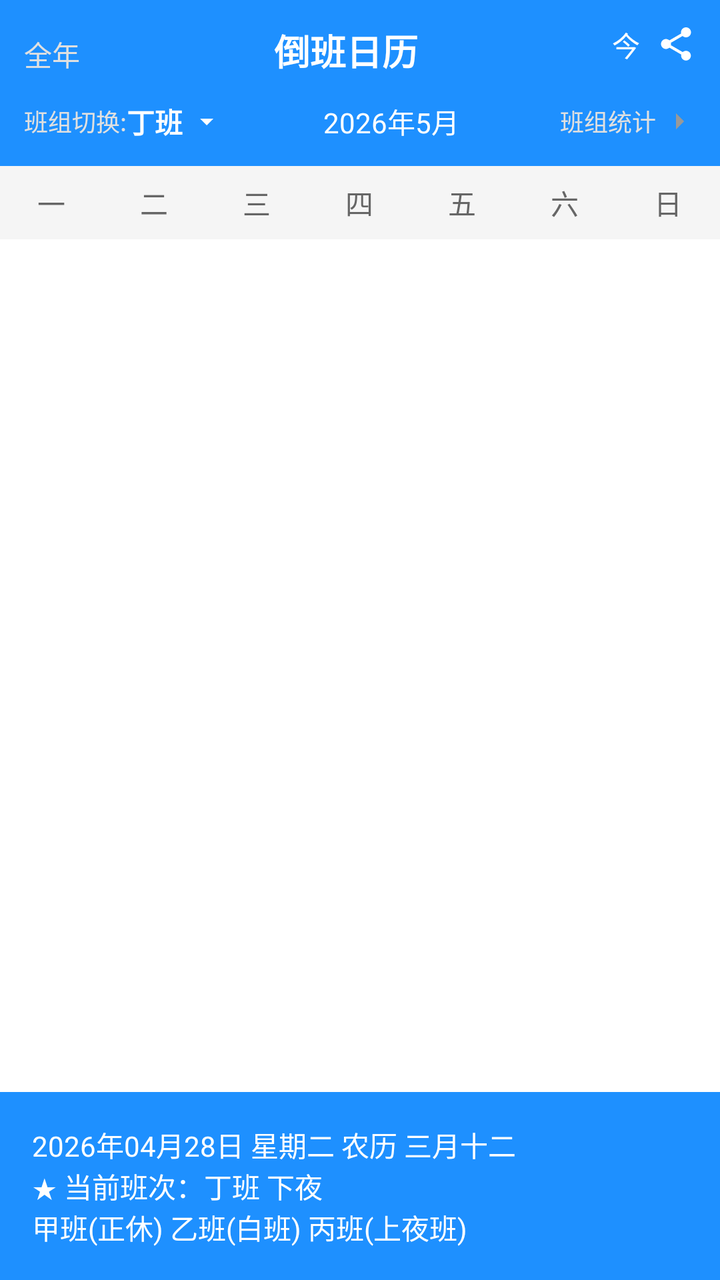
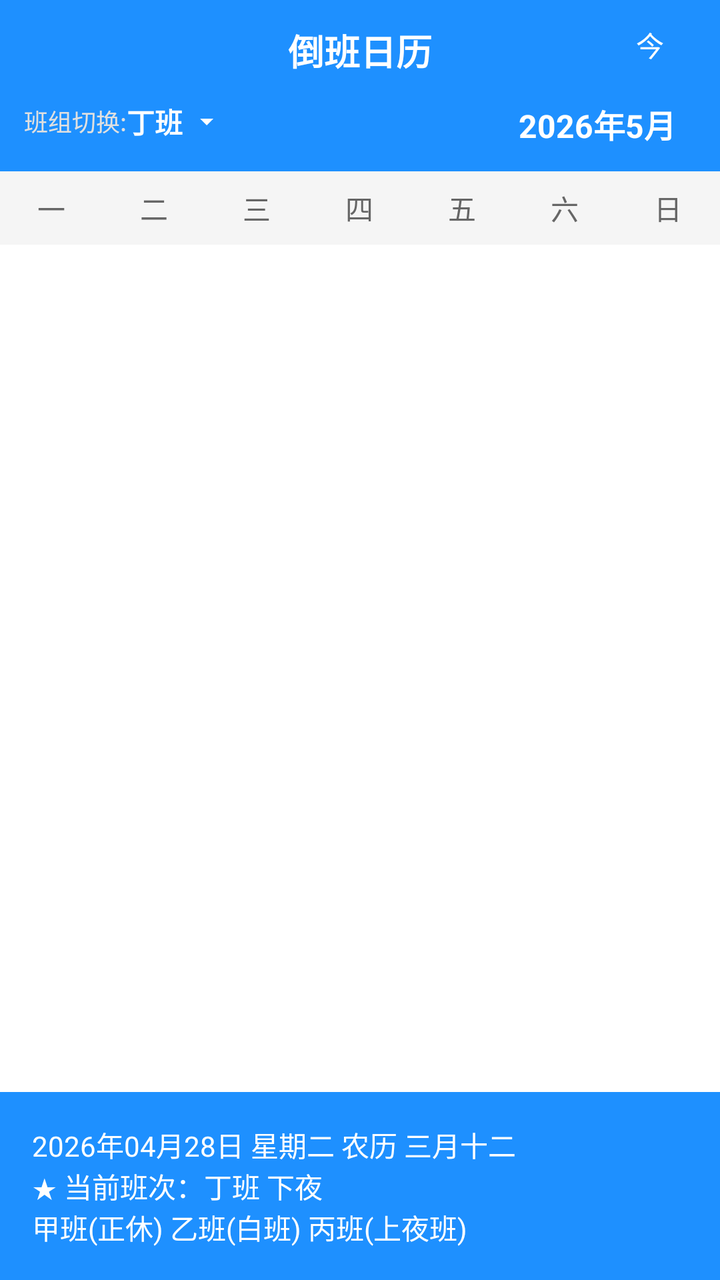

Two renders of the same Android screen: before a commit and after it. Below are the layout's source before the change and the commit's diff.
<!-- AndroidManifest.xml: application theme Theme.MyApplication -->
<!-- res/layout/fragment_calendar.xml -->
<?xml version="1.0" encoding="utf-8"?>
<LinearLayout xmlns:android="http://schemas.android.com/apk/res/android"
    android:layout_width="match_parent"
    android:layout_height="match_parent"
    android:orientation="vertical">

    <LinearLayout
        android:layout_width="match_parent"
        android:layout_height="wrap_content"
        android:background="#1E90FF"
        android:orientation="vertical">

        <LinearLayout
            android:layout_width="match_parent"
            android:layout_height="wrap_content"
            android:orientation="horizontal"
            android:padding="12dp">

            <TextView
                android:id="@+id/btn_view_year"
                android:layout_width="wrap_content"
                android:layout_height="wrap_content"
                android:text="全年"
                android:textColor="#E0E0E0"
                android:textSize="14sp" />

            <TextView
                android:id="@+id/title"
                android:layout_width="0dp"
                android:layout_height="wrap_content"
                android:layout_weight="1"
                android:gravity="center"
                android:text="倒班日历"
                android:textColor="#FFFFFF"
                android:textSize="18sp"
                android:textStyle="bold" />

            <LinearLayout
                android:layout_width="wrap_content"
                android:layout_height="wrap_content"
                android:orientation="horizontal">

                <TextView
                    android:id="@+id/today_text"
                    android:layout_width="wrap_content"
                    android:layout_height="wrap_content"
                    android:text="今"
                    android:textColor="#FFFFFF"
                    android:textSize="14sp" />

                <ImageView
                    android:id="@+id/btn_share"
                    android:layout_width="20dp"
                    android:layout_height="20dp"
                    android:layout_marginLeft="8dp"
                    android:src="@drawable/ic_share" />
            </LinearLayout>
        </LinearLayout>

        <LinearLayout
            android:layout_width="match_parent"
            android:layout_height="wrap_content"
            android:orientation="horizontal"
            android:paddingLeft="12dp"
            android:paddingRight="12dp"
            android:paddingBottom="12dp">

            <LinearLayout
                android:id="@+id/group_switch_container"
                android:layout_width="wrap_content"
                android:layout_height="match_parent"
                android:gravity="center_vertical"
                android:orientation="horizontal"
                android:clickable="true"
                android:focusable="true">

                <TextView
                    android:layout_width="wrap_content"
                    android:layout_height="wrap_content"
                    android:text="班组切换:"
                    android:textColor="#E0E0E0"
                    android:textSize="12sp" />

                <TextView
                    android:id="@+id/group_name"
                    android:layout_width="wrap_content"
                    android:layout_height="wrap_content"
                    android:text="丁班"
                    android:textColor="#FFFFFF"
                    android:textSize="14sp"
                    android:textStyle="bold" />

                <ImageView
                    android:layout_width="16dp"
                    android:layout_height="16dp"
                    android:layout_marginLeft="4dp"
                    android:src="@drawable/ic_dropdown" />
            </LinearLayout>

            <TextView
                android:id="@+id/month_title"
                android:layout_width="0dp"
                android:layout_height="wrap_content"
                android:layout_weight="1"
                android:gravity="center"
                android:text="2026年5月"
                android:textColor="#FFFFFF"
                android:textSize="14sp" />

            <LinearLayout
                android:layout_width="wrap_content"
                android:layout_height="match_parent"
                android:gravity="center_vertical"
                android:orientation="horizontal">

                <TextView
                    android:id="@+id/group_statistics"
                    android:layout_width="wrap_content"
                    android:layout_height="wrap_content"
                    android:text="班组统计"
                    android:textColor="#E0E0E0"
                    android:textSize="12sp" />

                <ImageView
                    android:layout_width="16dp"
                    android:layout_height="16dp"
                    android:layout_marginLeft="4dp"
                    android:src="@drawable/ic_arrow_right" />
            </LinearLayout>
        </LinearLayout>
    </LinearLayout>

    <LinearLayout
        android:layout_width="match_parent"
        android:layout_height="wrap_content"
        android:background="#F5F5F5"
        android:orientation="horizontal">

        <TextView
            android:layout_width="0dp"
            android:layout_height="wrap_content"
            android:layout_weight="1"
            android:gravity="center"
            android:padding="8dp"
            android:text="一"
            android:textColor="#666666"
            android:textSize="14sp" />

        <TextView
            android:layout_width="0dp"
            android:layout_height="wrap_content"
            android:layout_weight="1"
            android:gravity="center"
            android:padding="8dp"
            android:text="二"
            android:textColor="#666666"
            android:textSize="14sp" />

        <TextView
            android:layout_width="0dp"
            android:layout_height="wrap_content"
            android:layout_weight="1"
            android:gravity="center"
            android:padding="8dp"
            android:text="三"
            android:textColor="#666666"
            android:textSize="14sp" />

        <TextView
            android:layout_width="0dp"
            android:layout_height="wrap_content"
            android:layout_weight="1"
            android:gravity="center"
            android:padding="8dp"
            android:text="四"
            android:textColor="#666666"
            android:textSize="14sp" />

        <TextView
            android:layout_width="0dp"
            android:layout_height="wrap_content"
            android:layout_weight="1"
            android:gravity="center"
            android:padding="8dp"
            android:text="五"
            android:textColor="#666666"
            android:textSize="14sp" />

        <TextView
            android:layout_width="0dp"
            android:layout_height="wrap_content"
            android:layout_weight="1"
            android:gravity="center"
            android:padding="8dp"
            android:text="六"
            android:textColor="#666666"
            android:textSize="14sp" />

        <TextView
            android:layout_width="0dp"
            android:layout_height="wrap_content"
            android:layout_weight="1"
            android:gravity="center"
            android:padding="8dp"
            android:text="日"
            android:textColor="#666666"
            android:textSize="14sp" />
    </LinearLayout>

    <LinearLayout
        android:id="@+id/calendar_container"
        android:layout_width="match_parent"
        android:layout_height="0dp"
        android:layout_weight="1"
        android:background="#FFFFFF"
        android:orientation="vertical"
        android:padding="0dp" />

    <LinearLayout
        android:layout_width="match_parent"
        android:layout_height="wrap_content"
        android:background="#1E90FF"
        android:padding="12dp"
        android:paddingTop="8dp"
        android:paddingBottom="8dp">

        <LinearLayout
            android:layout_width="match_parent"
            android:layout_height="match_parent"
            android:gravity="center_vertical"
            android:orientation="vertical"
            android:padding="4dp">

            <TextView
                android:id="@+id/detail_date"
                android:layout_width="wrap_content"
                android:layout_height="0dp"
                android:layout_weight="1"
                android:gravity="center_vertical"
                android:text="2026年04月28日 星期二 农历 三月十二"
                android:textColor="#FFFFFF"
                android:textSize="14sp" />

            <TextView
                android:id="@+id/detail_shift"
                android:layout_width="wrap_content"
                android:layout_height="0dp"
                android:layout_weight="1"
                android:gravity="center_vertical"
                android:text="★ 当前班次：丁班 下夜"
                android:textColor="#FFFFFF"
                android:textSize="14sp" />

            <TextView
                android:id="@+id/detail_other_groups"
                android:layout_width="wrap_content"
                android:layout_height="0dp"
                android:layout_weight="1"
                android:gravity="center_vertical"
                android:text="甲班(正休) 乙班(白班) 丙班(上夜班)"
                android:textColor="#FFFFFF"
                android:textSize="14sp" />
        </LinearLayout>
    </LinearLayout>
</LinearLayout>
<!-- resources referenced by this layout -->
<resources>
  <!-- drawable ic_arrow_right (drawable) -->
  <vector xmlns:android="http://schemas.android.com/apk/res/android"
      android:width="16dp"
      android:height="16dp"
      android:viewportWidth="24"
      android:viewportHeight="24">
      <path
          android:fillColor="#999999"
          android:pathData="M9 6l6 6-6 6V6z" />
  </vector>
  <!-- drawable ic_dropdown (drawable) -->
  <vector xmlns:android="http://schemas.android.com/apk/res/android"
      android:width="16dp"
      android:height="16dp"
      android:viewportWidth="24"
      android:viewportHeight="24">
      <path
          android:fillColor="#FFFFFF"
          android:pathData="M7 10l5 5 5-5z"/>
  </vector>
  <!-- drawable ic_share (drawable) -->
  <vector xmlns:android="http://schemas.android.com/apk/res/android"
      android:width="24dp"
      android:height="24dp"
      android:viewportWidth="24"
      android:viewportHeight="24">
      <path
          android:fillColor="#FFFFFF"
          android:pathData="M18 16.08c-.76 0-1.44.3-1.96.77L8.91 12.7c.05-.23.09-.46.09-.7s-.04-.47-.09-.7l7.05-4.11c.54.5 1.25.81 2.04.81 1.66 0 3-1.34 3-3s-1.34-3-3-3-3 1.34-3 3c0 .24.04.47.09.7L8.04 9.81C7.5 9.39 6.79 9 6 9c-1.66 0-3 1.34-3 3s1.34 3 3 3c.79 0 1.5-.39 2.04-.81l7.12 4.16c-.05.21-.08.43-.08.65 0 1.61 1.31 2.92 2.92 2.92 1.61 0 2.92-1.31 2.92-2.92s-1.31-2.92-2.92-2.92z"/>
  </vector>
  <style name="Theme.MyApplication" parent="Theme.MaterialComponents.DayNight.NoActionBar">
          <item name="colorPrimary">#1E90FF</item>
          <item name="colorPrimaryVariant">#1E90FF</item>
          <item name="colorOnPrimary">#FFFFFF</item>
          <item name="colorSecondary">#1E90FF</item>
          <item name="colorSecondaryVariant">#1E90FF</item>
          <item name="colorOnSecondary">#FFFFFF</item>
          <item name="android:statusBarColor">#1E90FF</item>
          <item name="android:windowBackground">#F5F5F5</item>
      </style>
</resources>

<!-- the commit's change to res/layout/fragment_calendar.xml (unified diff, before → after) -->
@@ -10,57 +10,35 @@
         android:background="#1E90FF"
         android:orientation="vertical">
 
-        <LinearLayout
+        <RelativeLayout
             android:layout_width="match_parent"
             android:layout_height="wrap_content"
-            android:orientation="horizontal"
             android:padding="12dp">
 
             <TextView
-                android:id="@+id/btn_view_year"
-                android:layout_width="wrap_content"
-                android:layout_height="wrap_content"
-                android:text="全年"
-                android:textColor="#E0E0E0"
-                android:textSize="14sp" />
-
-            <TextView
                 android:id="@+id/title"
-                android:layout_width="0dp"
-                android:layout_height="wrap_content"
-                android:layout_weight="1"
-                android:gravity="center"
+                android:layout_width="wrap_content"
+                android:layout_height="wrap_content"
+                android:layout_centerHorizontal="true"
                 android:text="倒班日历"
                 android:textColor="#FFFFFF"
                 android:textSize="18sp"
                 android:textStyle="bold" />
 
-            <LinearLayout
-                android:layout_width="wrap_content"
-                android:layout_height="wrap_content"
-                android:orientation="horizontal">
-
-                <TextView
-                    android:id="@+id/today_text"
-                    android:layout_width="wrap_content"
-                    android:layout_height="wrap_content"
-                    android:text="今"
-                    android:textColor="#FFFFFF"
-                    android:textSize="14sp" />
-
-                <ImageView
-                    android:id="@+id/btn_share"
-                    android:layout_width="20dp"
-                    android:layout_height="20dp"
-                    android:layout_marginLeft="8dp"
-                    android:src="@drawable/ic_share" />
-            </LinearLayout>
-        </LinearLayout>
-
-        <LinearLayout
+            <TextView
+                android:id="@+id/today_text"
+                android:layout_width="wrap_content"
+                android:layout_height="wrap_content"
+                android:layout_alignParentRight="true"
+                android:layout_marginRight="16dp"
+                android:text="今"
+                android:textColor="#FFFFFF"
+                android:textSize="14sp" />
+        </RelativeLayout>
+
+        <RelativeLayout
             android:layout_width="match_parent"
             android:layout_height="wrap_content"
-            android:orientation="horizontal"
             android:paddingLeft="12dp"
             android:paddingRight="12dp"
             android:paddingBottom="12dp">
@@ -68,7 +46,8 @@
             <LinearLayout
                 android:id="@+id/group_switch_container"
                 android:layout_width="wrap_content"
-                android:layout_height="match_parent"
+                android:layout_height="wrap_content"
+                android:layout_alignParentLeft="true"
                 android:gravity="center_vertical"
                 android:orientation="horizontal"
                 android:clickable="true"
@@ -99,35 +78,17 @@
 
             <TextView
                 android:id="@+id/month_title"
-                android:layout_width="0dp"
-                android:layout_height="wrap_content"
-                android:layout_weight="1"
-                android:gravity="center"
+                android:layout_width="wrap_content"
+                android:layout_height="wrap_content"
+                android:layout_alignParentRight="true"
+                android:layout_marginRight="10dp"
                 android:text="2026年5月"
                 android:textColor="#FFFFFF"
-                android:textSize="14sp" />
-
-            <LinearLayout
-                android:layout_width="wrap_content"
-                android:layout_height="match_parent"
-                android:gravity="center_vertical"
-                android:orientation="horizontal">
-
-                <TextView
-                    android:id="@+id/group_statistics"
-                    android:layout_width="wrap_content"
-                    android:layout_height="wrap_content"
-                    android:text="班组统计"
-                    android:textColor="#E0E0E0"
-                    android:textSize="12sp" />
-
-                <ImageView
-                    android:layout_width="16dp"
-                    android:layout_height="16dp"
-                    android:layout_marginLeft="4dp"
-                    android:src="@drawable/ic_arrow_right" />
-            </LinearLayout>
-        </LinearLayout>
+                android:textSize="16sp"
+                android:textStyle="bold"
+                android:clickable="true"
+                android:focusable="true" />
+        </RelativeLayout>
     </LinearLayout>
 
     <LinearLayout
<!-- resource entries referenced after the edit -->
@@ -1,15 +1,5 @@
 <!-- resources referenced by this layout -->
 <resources>
-  <!-- drawable ic_arrow_right (drawable) -->
-  <vector xmlns:android="http://schemas.android.com/apk/res/android"
-      android:width="16dp"
-      android:height="16dp"
-      android:viewportWidth="24"
-      android:viewportHeight="24">
-      <path
-          android:fillColor="#999999"
-          android:pathData="M9 6l6 6-6 6V6z" />
-  </vector>
   <!-- drawable ic_dropdown (drawable) -->
   <vector xmlns:android="http://schemas.android.com/apk/res/android"
       android:width="16dp"
@@ -19,16 +9,6 @@
       <path
           android:fillColor="#FFFFFF"
           android:pathData="M7 10l5 5 5-5z"/>
-  </vector>
-  <!-- drawable ic_share (drawable) -->
-  <vector xmlns:android="http://schemas.android.com/apk/res/android"
-      android:width="24dp"
-      android:height="24dp"
-      android:viewportWidth="24"
-      android:viewportHeight="24">
-      <path
-          android:fillColor="#FFFFFF"
-          android:pathData="M18 16.08c-.76 0-1.44.3-1.96.77L8.91 12.7c.05-.23.09-.46.09-.7s-.04-.47-.09-.7l7.05-4.11c.54.5 1.25.81 2.04.81 1.66 0 3-1.34 3-3s-1.34-3-3-3-3 1.34-3 3c0 .24.04.47.09.7L8.04 9.81C7.5 9.39 6.79 9 6 9c-1.66 0-3 1.34-3 3s1.34 3 3 3c.79 0 1.5-.39 2.04-.81l7.12 4.16c-.05.21-.08.43-.08.65 0 1.61 1.31 2.92 2.92 2.92 1.61 0 2.92-1.31 2.92-2.92s-1.31-2.92-2.92-2.92z"/>
   </vector>
   <style name="Theme.MyApplication" parent="Theme.MaterialComponents.DayNight.NoActionBar">
           <item name="colorPrimary">#1E90FF</item>
